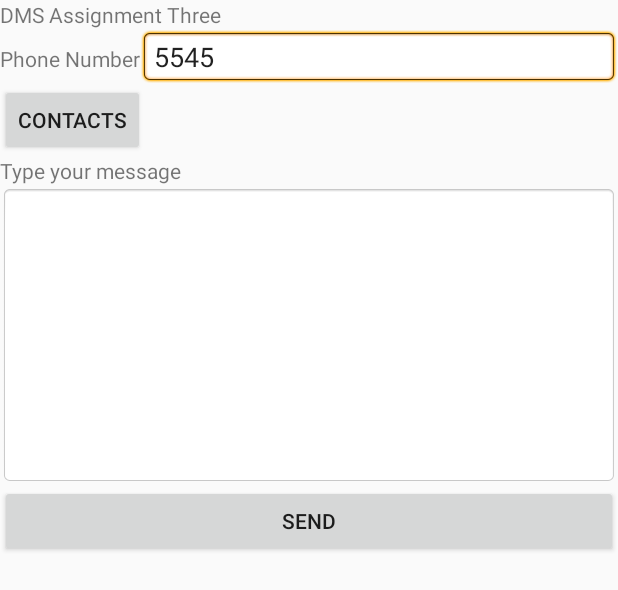
After one commit to aidaying/DMSAssignmentThree, an Android app: the layout activity_sms.xml on its own in the app's theme, with its tools: preview values and no code run, on a phone screen of 412 x 824 dp. The commit adds this screen. Shown: the top 590 px of the screen. Run offline under Robolectric (Android 15) with nearby library versions, the phone set to English and light mode, and no system bars.

Commit message:
sms that Ive been working on (15/5/2016)
15/5/2016: Just put some basic layout of the sms page

```diff
--- /dev/null
+++ b/app/src/main/java/develop/personal/aida/dmsassignmentthree/sms.java
@@ -0,0 +1,36 @@
+package develop.personal.aida.dmsassignmentthree;
+
+import android.app.Activity;
+import android.os.Bundle;
+import android.view.View;
+import android.widget.Button;
+
+/**
+ * Created by minju on 5/13/2016.
+ */
+public class sms extends Activity implements View.OnClickListener {
+
+
+    private Button sendButton;
+    private Button contactButton;
+    private SMSSentBroadcastReceiver sentBroadcastReceiver;
+    private SMSDeliveredBroadcastReceiver deliveredBroadcastReceiver;
+    private final String SMS_SENT_ACTION = "SMS_SENT";
+    private final String SMS_DELIVERED_ACTION = "SMS_DELIVERED";
+
+    @Override
+    public void onCreate(Bundle savedInstanceState) {
+        super.onCreate(savedInstanceState);
+        setContentView(R.layout.activity_main);
+        sendButton = (Button) findViewById(R.id.send_button);
+        sendButton.setOnClickListener(this);
+        contactButton = (Button) findViewById(R.id.contact_button);
+        contactButton.setOnClickListener(this);
+    }
+
+    @Override
+    public void onStart() {
+        super.onStart();
+    }
+
+}
--- /dev/null
+++ b/app/src/main/res/layout/activity_sms.xml
@@ -0,0 +1,50 @@
+<?xml version="1.0" encoding="utf-8"?>
+<LinearLayout xmlns:android="http://schemas.android.com/apk/res/android"
+    android:layout_width="fill_parent"
+    android:layout_height="fill_parent"
+    android:orientation="vertical" >
+    <TextView
+        android:layout_width="fill_parent"
+        android:layout_height="wrap_content"
+        android:text="@string/title" />
+    <LinearLayout
+        xmlns:android="http://schemas.android.com/apk/res/android"
+        android:layout_width="fill_parent"
+        android:layout_height="wrap_content"
+        android:orientation="horizontal" >
+        <TextView
+            android:layout_width="wrap_content"
+            android:layout_height="wrap_content"
+            android:text="@string/enter_number" />
+        <EditText
+            android:id="@+id/number_text"
+            android:layout_width="fill_parent"
+            android:layout_height="wrap_content"
+            android:background="@android:drawable/editbox_background"
+            android:inputType="phone"
+            android:text="@string/default_number" />
+    </LinearLayout>
+
+    <Button
+        android:layout_width="wrap_content"
+        android:layout_height="wrap_content"
+        android:text="Contacts"
+        android:id="@+id/contact_button" />
+
+    <TextView
+        android:layout_width="fill_parent"
+        android:layout_height="wrap_content"
+        android:text="@string/enter_message" />
+
+    <EditText
+        android:id="@+id/message_text"
+        android:layout_width="fill_parent"
+        android:layout_height="200dp"
+        android:background="@android:drawable/editbox_background"
+        android:inputType="textLongMessage" />
+    <Button
+        android:id="@+id/send_button"
+        android:layout_width="fill_parent"
+        android:layout_height="wrap_content"
+        android:text="@string/send_button" />
+</LinearLayout>
--- a/app/src/main/res/values/strings.xml
+++ b/app/src/main/res/values/strings.xml
@@ -4,4 +4,9 @@
     <string name="title_activity_tic_tac_toe">TicTacToeActivity</string>
     <string name="dummy_button">Dummy Button</string>
     <string name="dummy_content">DUMMY\nCONTENT</string>
+    <string name ="title">DMS Assignment Three</string>
+    <string name ="enter_message">Type your message</string>
+    <string name="enter_number">Phone Number</string>
+    <string name="default_number">5545</string>
+    <string name="send_button">SEND</string>
 </resources>
```
